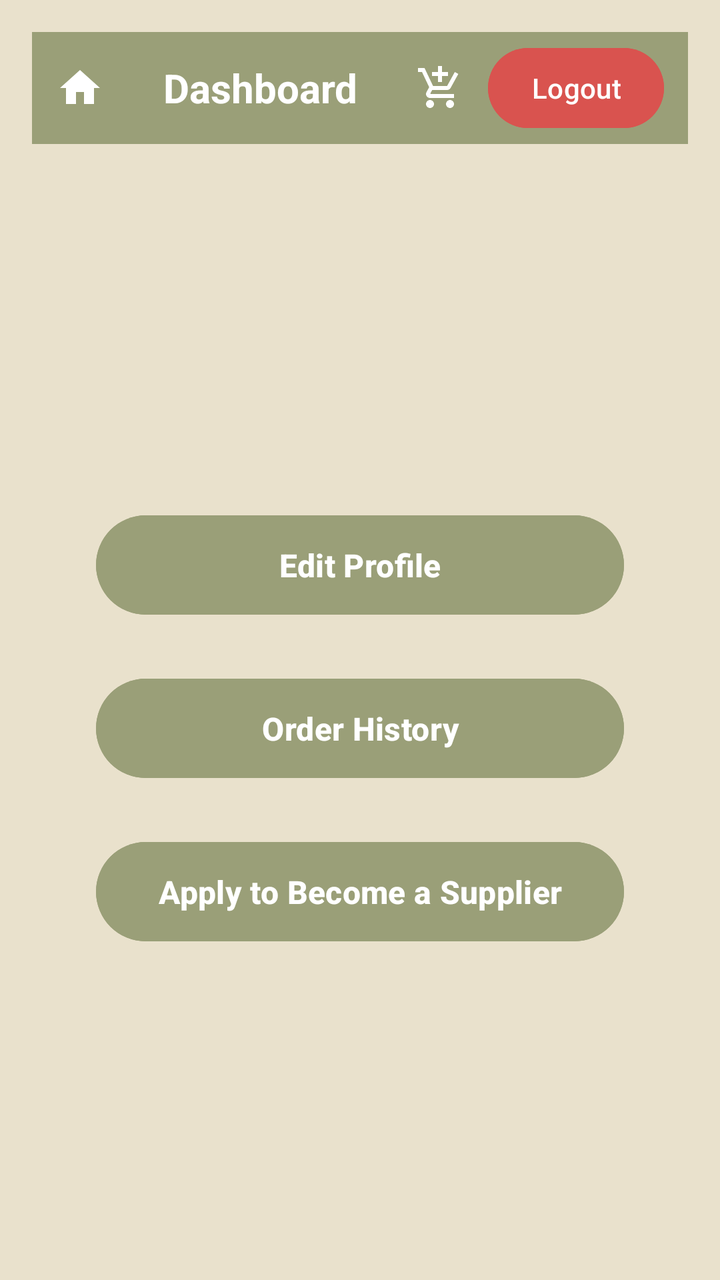
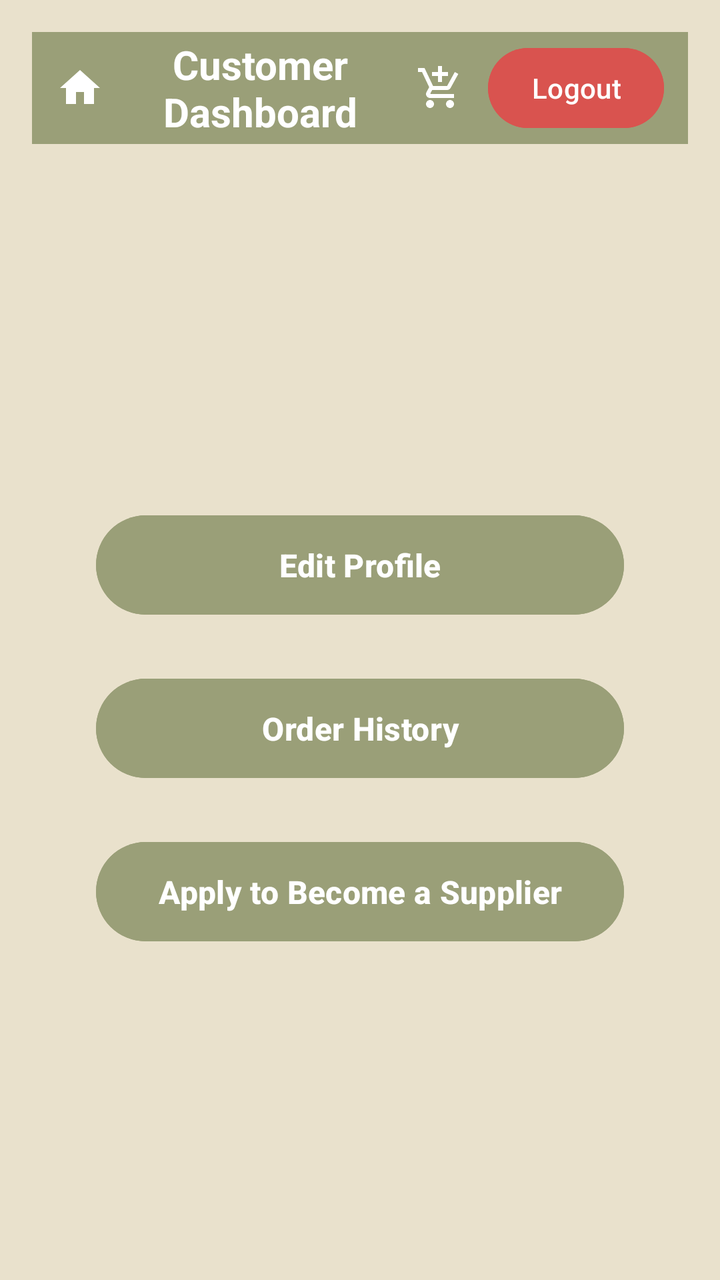

Two renders of the same Android screen: before a commit and after it. Below are the layout's source before the change and the commit's diff.
<!-- AndroidManifest.xml: application theme Theme.FurnitureStore -->
<!-- res/layout/activity_customer_dashboard.xml -->
<?xml version="1.0" encoding="utf-8"?>
<androidx.constraintlayout.widget.ConstraintLayout
    xmlns:android="http://schemas.android.com/apk/res/android"
    xmlns:app="http://schemas.android.com/apk/res-auto"
    android:id="@+id/dashboardLayout"
    android:layout_width="match_parent"
    android:layout_height="match_parent"
    android:background="#E9E1CC"
    android:padding="16dp">

    <LinearLayout
        android:id="@+id/headerLayout"
        android:layout_width="0dp"
        android:layout_height="56dp"
        android:background="#9A9F78"
        android:orientation="horizontal"
        android:gravity="center_vertical"
        android:paddingStart="12dp"
        android:paddingEnd="12dp"
        app:layout_constraintTop_toTopOf="parent"
        app:layout_constraintStart_toStartOf="parent"
        app:layout_constraintEnd_toEndOf="parent">

        
        <ImageView
            android:id="@+id/homeIcon"
            android:layout_width="24dp"
            android:layout_height="24dp"
            android:src="@drawable/ic_home"
            android:contentDescription="Home"
            app:tint="@android:color/white" />

        
        <TextView
            android:id="@+id/textTitle"
            android:layout_width="0dp"
            android:layout_height="wrap_content"
            android:text="Dashboard"
            android:textSize="20sp"
            android:textStyle="bold"
            android:textColor="#FFFFFF"
            android:gravity="center"
            android:layout_weight="1" />

        
        <ImageView
            android:id="@+id/cartIcon"
            android:layout_width="24dp"
            android:layout_height="24dp"
            android:src="@drawable/ic_cart"
            android:contentDescription="Cart"
            android:layout_marginEnd="12dp"
            app:tint="@android:color/white" />

        
        <Button
            android:id="@+id/buttonLogout"
            android:layout_width="wrap_content"
            android:layout_height="wrap_content"
            android:text="Logout"
            android:textColor="#FFFFFF"
            android:backgroundTint="#D9534F"
        android:textAllCaps="false"
        android:paddingStart="12dp"
        android:paddingEnd="12dp"
        android:textSize="14sp" />

    </LinearLayout>


    
    <LinearLayout
        android:id="@+id/buttonContainer"
        android:layout_width="0dp"
        android:layout_height="wrap_content"
        android:orientation="vertical"
        android:gravity="center"
        app:layout_constraintTop_toBottomOf="@id/headerLayout"
        app:layout_constraintBottom_toBottomOf="parent"
        app:layout_constraintStart_toStartOf="parent"
        app:layout_constraintEnd_toEndOf="parent"
        android:layout_marginTop="32dp"
        android:layout_marginHorizontal="32dp">

        <Button
            android:id="@+id/buttonEditProfile"
            android:layout_width="match_parent"
            android:layout_height="wrap_content"
            android:text="Edit Profile"
            android:backgroundTint="#9A9F78"
            android:textColor="#FFFFFF"
            android:textAllCaps="false"
            android:textSize="16sp"
            android:textStyle="bold"
            android:padding="14dp"
            android:elevation="4dp"
            android:layout_marginBottom="24dp"/>

        <Button
            android:id="@+id/buttonOrderHistory"
            android:layout_width="match_parent"
            android:layout_height="wrap_content"
            android:text="Order History"
            android:backgroundTint="#9A9F78"
            android:textColor="#FFFFFF"
            android:textAllCaps="false"
            android:textSize="16sp"
            android:textStyle="bold"
            android:padding="14dp"
            android:elevation="4dp"
            android:layout_marginBottom="24dp"/>

        <Button
            android:id="@+id/buttonApplySupplier"
            android:layout_width="match_parent"
            android:layout_height="wrap_content"
            android:text="Apply to Become a Supplier"
            android:backgroundTint="#9A9F78"
            android:textColor="#FFFFFF"
            android:textAllCaps="false"
            android:textSize="16sp"
            android:textStyle="bold"
            android:padding="14dp"
            android:elevation="4dp" />

    </LinearLayout>

</androidx.constraintlayout.widget.ConstraintLayout>
<!-- resources referenced by this layout -->
<resources>
  <!-- drawable ic_cart (drawable) -->
  <vector xmlns:android="http://schemas.android.com/apk/res/android" android:height="24dp" android:tint="#000000" android:viewportHeight="24" android:viewportWidth="24" android:width="24dp">
        
      <path android:fillColor="@android:color/white" android:pathData="M11,9h2L13,6h3L16,4h-3L13,1h-2v3L8,4v2h3v3zM7,18c-1.1,0 -1.99,0.9 -1.99,2S5.9,22 7,22s2,-0.9 2,-2 -0.9,-2 -2,-2zM17,18c-1.1,0 -1.99,0.9 -1.99,2s0.89,2 1.99,2 2,-0.9 2,-2 -0.9,-2 -2,-2zM7.17,14.75l0.03,-0.12 0.9,-1.63h7.45c0.75,0 1.41,-0.41 1.75,-1.03l3.86,-7.01L19.42,4h-0.01l-1.1,2 -2.76,5L8.53,11l-0.13,-0.27L6.16,6l-0.95,-2 -0.94,-2L1,2v2h2l3.6,7.59 -1.35,2.45c-0.16,0.28 -0.25,0.61 -0.25,0.96 0,1.1 0.9,2 2,2h12v-2L7.42,15c-0.13,0 -0.25,-0.11 -0.25,-0.25z"/>
      
  </vector>
  <!-- drawable ic_home (drawable) -->
  <vector xmlns:android="http://schemas.android.com/apk/res/android" android:height="24dp" android:tint="#000000" android:viewportHeight="24" android:viewportWidth="24" android:width="24dp">
        
      <path android:fillColor="@android:color/white" android:pathData="M10,20v-6h4v6h5v-8h3L12,3 2,12h3v8z"/>
      
  </vector>
  <style name="Theme.FurnitureStore" parent="Base.Theme.FurnitureStore" />
  <style name="Base.Theme.FurnitureStore" parent="Theme.Material3.DayNight.NoActionBar">
          
          
      </style>
</resources>

<!-- the commit's change to res/layout/activity_customer_dashboard.xml (unified diff, before → after) -->
@@ -35,7 +35,7 @@
             android:id="@+id/textTitle"
             android:layout_width="0dp"
             android:layout_height="wrap_content"
-            android:text="Dashboard"
+            android:text="Customer Dashboard"
             android:textSize="20sp"
             android:textStyle="bold"
             android:textColor="#FFFFFF"
